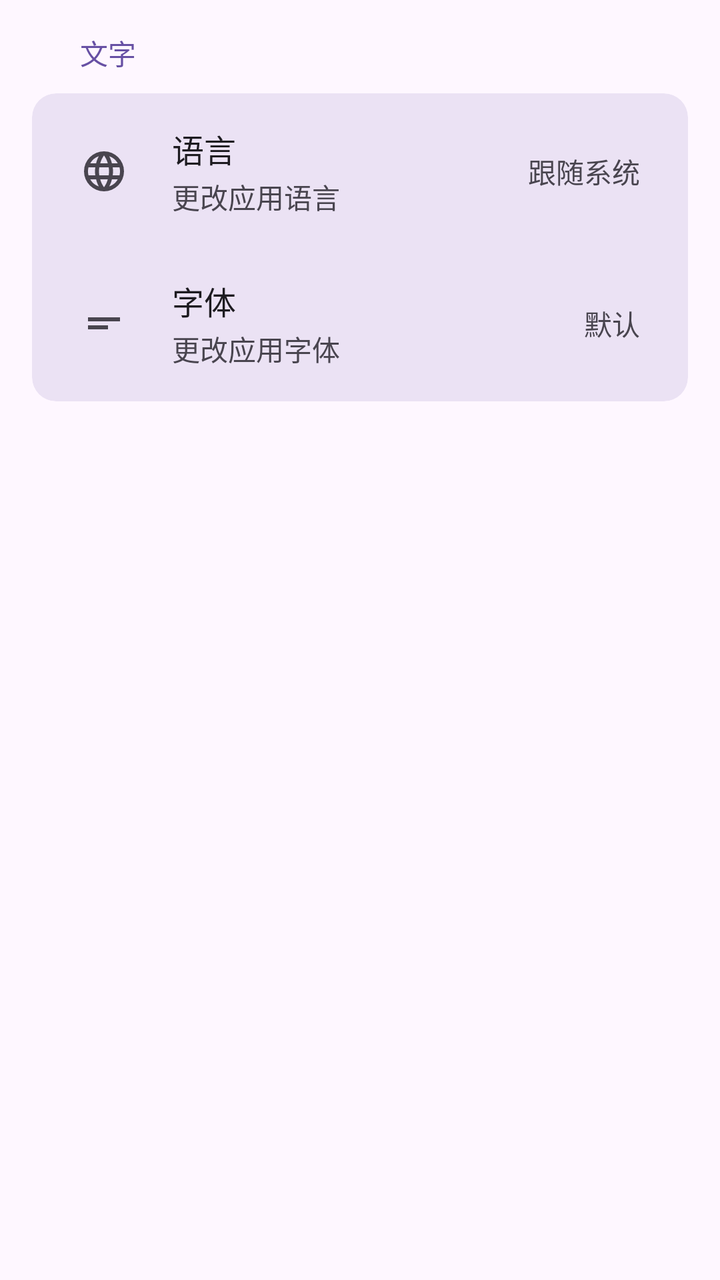
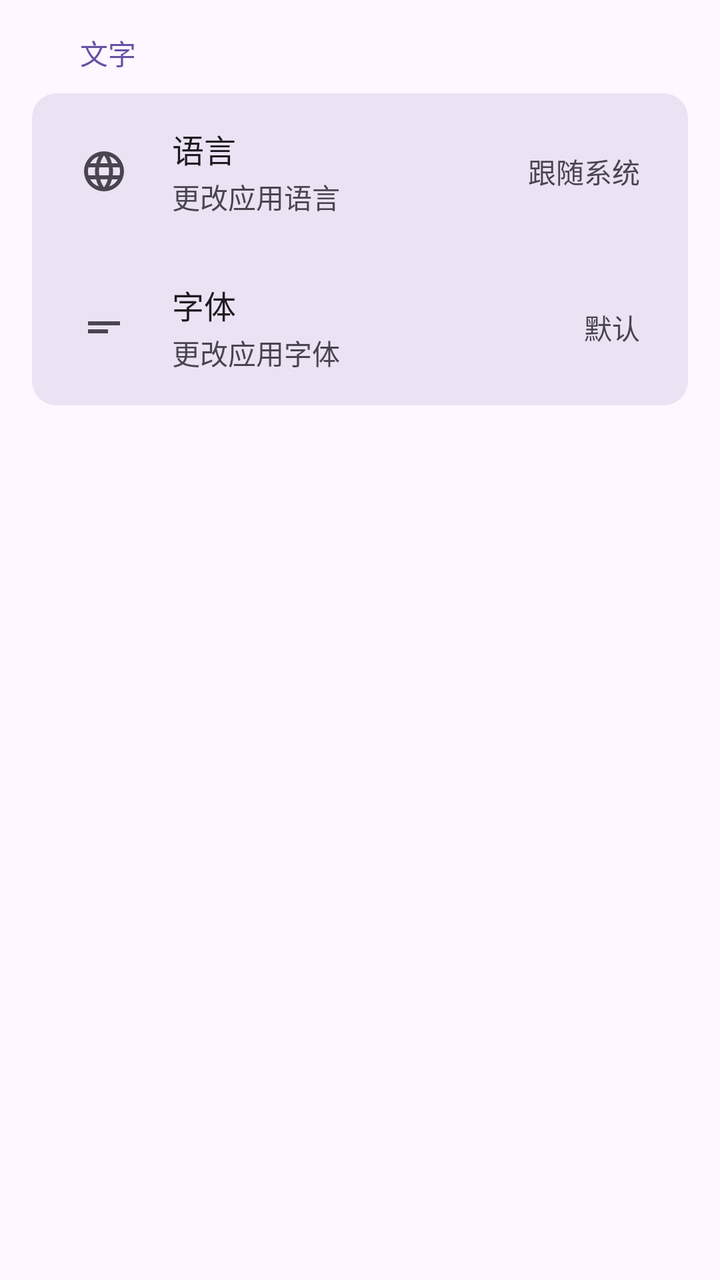

Compare the two renders of this Android layout. The source of the first and the diff that turns it into the second are given below.
<!-- AndroidManifest.xml: application theme Theme.Click -->
<!-- res/layout/fragment_settings.xml -->
<?xml version="1.0" encoding="utf-8"?>
<ScrollView xmlns:android="http://schemas.android.com/apk/res/android"
    android:layout_width="match_parent"
    android:layout_height="match_parent"
    android:paddingHorizontal="16dp"
    android:paddingTop="0dp"
    android:paddingBottom="16dp"
    android:background="?android:attr/colorBackground">

    <LinearLayout
        android:layout_width="match_parent"
        android:layout_height="wrap_content"
        android:orientation="vertical">

        
        <TextView
            android:layout_width="wrap_content"
            android:layout_height="wrap_content"
            android:text="文字"
            android:textSize="14sp"
            android:textColor="?attr/colorPrimary"
            android:paddingHorizontal="24dp"
            android:paddingTop="16dp"
            android:paddingBottom="10dp" />

        
        <LinearLayout
            android:layout_width="match_parent"
            android:layout_height="wrap_content"
            android:orientation="vertical"
            android:background="@drawable/settings_card_bg"
            android:padding="2dp"
            android:clipToOutline="true">

            
            <LinearLayout
                android:id="@+id/settings_language"
                android:layout_width="match_parent"
                android:layout_height="wrap_content"
                android:orientation="horizontal"
                android:gravity="center_vertical"
                android:paddingHorizontal="22dp"
                android:paddingVertical="14dp"
                android:background="?attr/selectableItemBackground"
                android:layout_marginBottom="2dp"
                android:clickable="true"
                android:focusable="true">

                <ImageView
                    android:layout_width="24dp"
                    android:layout_height="24dp"
                    android:src="@drawable/ic_language"
                    android:tint="?attr/colorOnSurfaceVariant"
                    android:layout_marginEnd="22dp" />

                <LinearLayout
                    android:layout_width="0dp"
                    android:layout_height="wrap_content"
                    android:layout_weight="1"
                    android:orientation="vertical">

                    <TextView
                        android:layout_width="wrap_content"
                        android:layout_height="wrap_content"
                        android:text="语言"
                        android:textSize="16sp"
                        android:textColor="?attr/colorOnSurface" />

                    <TextView
                        android:layout_width="wrap_content"
                        android:layout_height="wrap_content"
                        android:text="更改应用语言"
                        android:textSize="14sp"
                        android:textColor="?attr/colorOnSurfaceVariant"
                        android:layout_marginTop="2dp" />
                </LinearLayout>

                <TextView
                    android:id="@+id/settings_language_value"
                    android:layout_width="wrap_content"
                    android:layout_height="wrap_content"
                    android:text="跟随系统"
                    android:textSize="14sp"
                    android:textColor="?attr/colorOnSurfaceVariant" />
            </LinearLayout>

            
            <LinearLayout
                android:id="@+id/settings_font"
                android:layout_width="match_parent"
                android:layout_height="wrap_content"
                android:orientation="horizontal"
                android:gravity="center_vertical"
                android:paddingHorizontal="22dp"
                android:paddingVertical="14dp"
                android:background="?attr/selectableItemBackground"
                android:clickable="true"
                android:focusable="true">

                <ImageView
                    android:layout_width="24dp"
                    android:layout_height="24dp"
                    android:src="@drawable/ic_font"
                    android:tint="?attr/colorOnSurfaceVariant"
                    android:layout_marginEnd="22dp" />

                <LinearLayout
                    android:layout_width="0dp"
                    android:layout_height="wrap_content"
                    android:layout_weight="1"
                    android:orientation="vertical">

                    <TextView
                        android:layout_width="wrap_content"
                        android:layout_height="wrap_content"
                        android:text="字体"
                        android:textSize="16sp"
                        android:textColor="?attr/colorOnSurface" />

                    <TextView
                        android:layout_width="wrap_content"
                        android:layout_height="wrap_content"
                        android:text="更改应用字体"
                        android:textSize="14sp"
                        android:textColor="?attr/colorOnSurfaceVariant"
                        android:layout_marginTop="2dp" />
                </LinearLayout>

                <TextView
                    android:layout_width="wrap_content"
                    android:layout_height="wrap_content"
                    android:text="默认"
                    android:textSize="14sp"
                    android:textColor="?attr/colorOnSurfaceVariant" />
            </LinearLayout>

        </LinearLayout>

    </LinearLayout>
</ScrollView>
<!-- resources referenced by this layout -->
<resources>
  <!-- drawable ic_font (drawable) -->
  <vector xmlns:android="http://schemas.android.com/apk/res/android"
      android:width="24dp"
      android:height="24dp"
      android:viewportWidth="960"
      android:viewportHeight="960"
      android:tint="?attr/colorControlNormal"
      android:autoMirrored="true">
    <path
        android:fillColor="@android:color/white"
        android:pathData="M160,600L160,520L560,520L560,600L160,600ZM160,440L160,360L800,360L800,440L160,440Z"/>
  </vector>
  <!-- drawable ic_language (drawable) -->
  <vector xmlns:android="http://schemas.android.com/apk/res/android"
      android:width="24dp"
      android:height="24dp"
      android:viewportWidth="960"
      android:viewportHeight="960"
      android:tint="?attr/colorControlNormal">
    <path
        android:fillColor="@android:color/white"
        android:pathData="M480,880Q398,880 325,848.5Q252,817 197.5,762.5Q143,708 111.5,635Q80,562 80,480Q80,397 111.5,324.5Q143,252 197.5,197.5Q252,143 325,111.5Q398,80 480,80Q563,80 635.5,111.5Q708,143 762.5,197.5Q817,252 848.5,324.5Q880,397 880,480Q880,562 848.5,635Q817,708 762.5,762.5Q708,817 635.5,848.5Q563,880 480,880ZM480,798Q506,762 525,723Q544,684 556,640L404,640Q416,684 435,723Q454,762 480,798ZM376,782Q358,749 344.5,713.5Q331,678 322,640L204,640Q233,690 276.5,727Q320,764 376,782ZM584,782Q640,764 683.5,727Q727,690 756,640L638,640Q629,678 615.5,713.5Q602,749 584,782ZM170,560L306,560Q303,540 301.5,520.5Q300,501 300,480Q300,459 301.5,439.5Q303,420 306,400L170,400Q165,420 162.5,439.5Q160,459 160,480Q160,501 162.5,520.5Q165,540 170,560ZM386,560L574,560Q577,540 578.5,520.5Q580,501 580,480Q580,459 578.5,439.5Q577,420 574,400L386,400Q383,420 381.5,439.5Q380,459 380,480Q380,501 381.5,520.5Q383,540 386,560ZM654,560L790,560Q795,540 797.5,520.5Q800,501 800,480Q800,459 797.5,439.5Q795,420 790,400L654,400Q657,420 658.5,439.5Q660,459 660,480Q660,501 658.5,520.5Q657,540 654,560ZM638,320L756,320Q727,270 683.5,233Q640,196 584,178Q602,211 615.5,246.5Q629,282 638,320ZM404,320L556,320Q544,276 525,237Q506,198 480,162Q454,198 435,237Q416,276 404,320ZM204,320L322,320Q331,282 344.5,246.5Q358,211 376,178Q320,196 276.5,233Q233,270 204,320Z"/>
  </vector>
  <!-- drawable settings_card_bg (drawable) -->
  <?xml version="1.0" encoding="utf-8"?>
  <shape xmlns:android="http://schemas.android.com/apk/res/android"
      android:shape="rectangle">
      <solid android:color="@color/section_background" />
      <corners android:radius="12dp" />
  </shape>
  <color name="section_background">#206750A4</color>
  <color name="md_theme_primary">#6750A4</color>
  <color name="md_theme_onPrimary">#FFFFFF</color>
  <color name="md_theme_primaryContainer">#EADDFF</color>
  <color name="md_theme_onPrimaryContainer">#21005D</color>
  <color name="md_theme_secondary">#625B71</color>
  <color name="md_theme_onSecondary">#FFFFFF</color>
  <color name="md_theme_secondaryContainer">#E8DEF8</color>
  <color name="md_theme_onSecondaryContainer">#1D192B</color>
  <color name="md_theme_background">#FEF7FF</color>
  <color name="md_theme_onBackground">#1D1B20</color>
  <color name="md_theme_surface">#FEF7FF</color>
  <color name="md_theme_onSurface">#1D1B20</color>
  <color name="md_theme_surfaceVariant">#E7E0EC</color>
  <color name="md_theme_onSurfaceVariant">#49454F</color>
  <color name="md_theme_outline">#79747E</color>
  <color name="md_theme_outlineVariant">#CAC4D0</color>
  <!-- unchanged entries left out for length: 2 -->
</resources>

<!-- the commit's change to res/layout/fragment_settings.xml (unified diff, before → after) -->
@@ -29,7 +29,6 @@
             android:layout_height="wrap_content"
             android:orientation="vertical"
             android:background="@drawable/settings_card_bg"
-            android:padding="2dp"
             android:clipToOutline="true">
 
             
@@ -42,7 +41,7 @@
                 android:paddingHorizontal="22dp"
                 android:paddingVertical="14dp"
                 android:background="?attr/selectableItemBackground"
-                android:layout_marginBottom="2dp"
+                android:layout_margin="2dp"
                 android:clickable="true"
                 android:focusable="true">
 
@@ -94,6 +93,7 @@
                 android:paddingHorizontal="22dp"
                 android:paddingVertical="14dp"
                 android:background="?attr/selectableItemBackground"
+                android:layout_margin="2dp"
                 android:clickable="true"
                 android:focusable="true">
 
